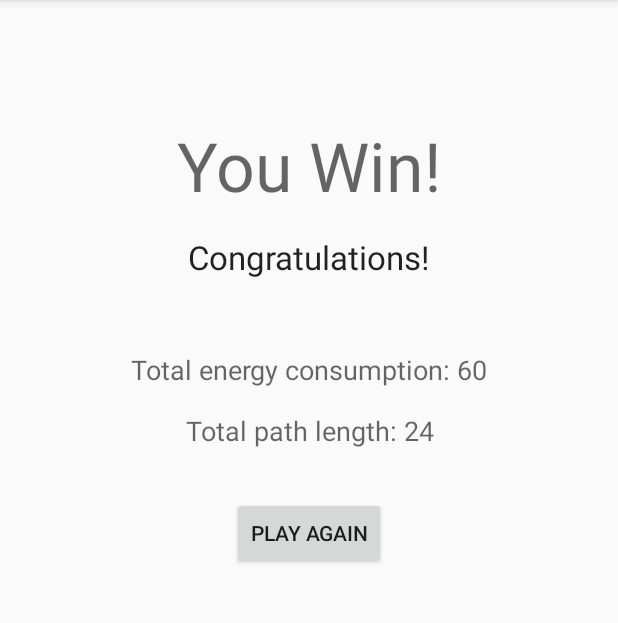
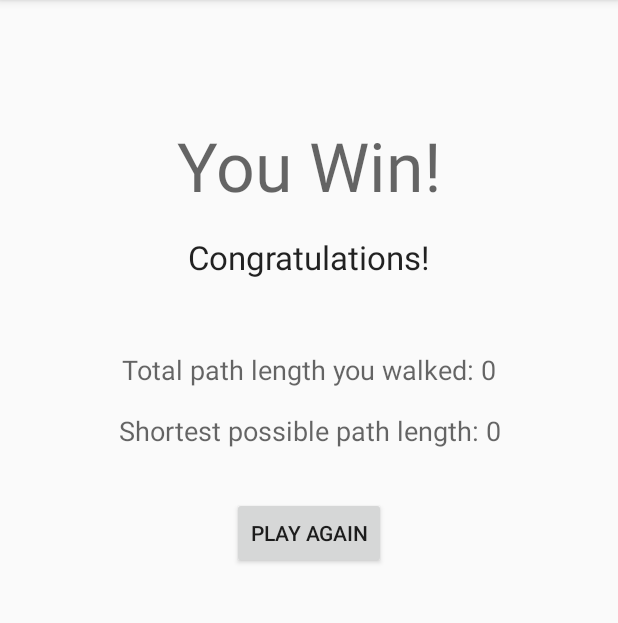
Before and after one commit to andywangyzfh/AMazeByShuhongWang, an Android app: the WinningActivity screen opened directly, with no data from a screen before it, on a phone screen of 412 x 824 dp, the part 84-707 px from its top. Run offline under Robolectric (Android 15) with nearby library versions, the phone set to English and light mode, and no system bars.

Commit message:
PlayManuallyActivity works. WinningActivity display path length.

```diff
--- a/app/src/main/java/edu/wm/cs/cs301/ShuhongWang/gui/MazePanel.java
+++ b/app/src/main/java/edu/wm/cs/cs301/ShuhongWang/gui/MazePanel.java
@@ -6,6 +6,7 @@ import android.graphics.Canvas;
 import android.graphics.Color;
 import android.graphics.Paint;
 import android.graphics.Path;
+import android.graphics.PorterDuff;
 import android.graphics.Rect;
 import android.graphics.RectF;
 import android.graphics.Typeface;
@@ -571,4 +572,11 @@ public class MazePanel extends View {
     public void setAntiAlias(boolean bool){
         paint.setAntiAlias(bool);
     }
+
+    /**
+     * The method to clear the canvas to avoid ghost image.
+     */
+    public void clearCanvas(){
+        canvas.drawColor(Color.TRANSPARENT, PorterDuff.Mode.CLEAR);
+    }
 }
--- a/app/src/main/java/edu/wm/cs/cs301/ShuhongWang/gui/PlayManuallyActivity.java
+++ b/app/src/main/java/edu/wm/cs/cs301/ShuhongWang/gui/PlayManuallyActivity.java
@@ -26,6 +26,7 @@ public class PlayManuallyActivity extends AppCompatActivity {
     private Button shortCut;
 
     private int pathLength;
+    private int shortestPathLength;
     private String log = "PlayManuallyActivity";
 //    private TextView txtMaze;
 
@@ -45,6 +46,9 @@ public class PlayManuallyActivity extends AppCompatActivity {
         maze = DataHolder.getInstance().getMazeConfig();
         statePlaying.setMazeConfiguration(maze);
         statePlaying.setPlayManuallyActivity(this);
+
+        int[] start = maze.getStartingPosition();
+        shortestPathLength = maze.getDistanceToExit(start[0], start[1]);
 
 //        txtMaze = (TextView) findViewById(R.id.txt_maze);
         setButtonForward();
@@ -235,6 +239,7 @@ public class PlayManuallyActivity extends AppCompatActivity {
     public void startWinningActivity(){
         Intent intent = new Intent(this, WinningActivity.class);
         intent.putExtra("pathLength", pathLength);
+        intent.putExtra("shortestPathLength", shortestPathLength);
         Log.v(log, "start WinningActivity. ");
         startActivity(intent);
         finish();
--- a/app/src/main/java/edu/wm/cs/cs301/ShuhongWang/gui/StatePlaying.java
+++ b/app/src/main/java/edu/wm/cs/cs301/ShuhongWang/gui/StatePlaying.java
@@ -59,6 +59,7 @@ public class StatePlaying extends DefaultState {
     //private boolean newGame = false;
 
     boolean started;
+
 
     public StatePlaying() {
         started = false;
@@ -257,6 +258,7 @@ public class StatePlaying extends DefaultState {
     		printWarning();
     		return;
     	}
+    	panel.clearCanvas();
     	// draw the first person view and the map view if wanted
     	firstPersonView.draw(panel, px, py, walkStep, angle,
     			getPercentageForDistanceToExit()) ;
@@ -466,6 +468,7 @@ public class StatePlaying extends DefaultState {
     			mazeConfig.hasWall(px, py, getCurrentDirection().oppositeDirection().rotateClockwise()) &&
     			mazeConfig.hasWall(px, py, getCurrentDirection().rotateClockwise()));
     }
+
     /////////////////////// Methods for debugging ////////////////////////////////
     /*
     private void dbg(String str) {
--- a/app/src/main/java/edu/wm/cs/cs301/ShuhongWang/gui/WinningActivity.java
+++ b/app/src/main/java/edu/wm/cs/cs301/ShuhongWang/gui/WinningActivity.java
@@ -1,13 +1,14 @@
 package edu.wm.cs.cs301.ShuhongWang.gui;
-
-import androidx.appcompat.app.AppCompatActivity;
 
 import android.content.Intent;
 import android.os.Bundle;
 import android.util.Log;
 import android.view.View;
 import android.widget.Button;
+import android.widget.TextView;
 import android.widget.Toast;
+
+import androidx.appcompat.app.AppCompatActivity;
 
 import edu.wm.cs.cs301.ShuhongWang.R;
 
@@ -15,6 +16,9 @@ public class WinningActivity extends AppCompatActivity {
     private Button playAgain;
     private String log = "WinningActivity";
     private int pathLength;
+    private int shortestPathLength;
+    private TextView txtPathLength;
+    private TextView txtIdealPathLength;
 
     @Override
     protected void onCreate(Bundle savedInstanceState) {
@@ -23,10 +27,23 @@ public class WinningActivity extends AppCompatActivity {
 
         Intent intent = getIntent();
         pathLength = intent.getIntExtra("pathLength", 0);
+        shortestPathLength = intent.getIntExtra("shortestPathLength", 0);
         Log.v(log, "Received path length: " + String.valueOf(pathLength));
         Toast.makeText(this, "Received path length: " + String.valueOf(pathLength), Toast.LENGTH_SHORT).show();
+        Toast.makeText(this, "Received shortest path length: " + String.valueOf(shortestPathLength), Toast.LENGTH_SHORT).show();
+        setText();
 
         setButtonPlayAgain();
+    }
+
+    /**
+     * set the text to display the path length.
+     */
+    private void setText() {
+        txtPathLength = findViewById(R.id.txtPathLength);
+        txtIdealPathLength = findViewById(R.id.txtIdealPathLength);
+        txtPathLength.setText("Total path length you walked: " + pathLength);
+        txtIdealPathLength.setText("Shortest possible path length: " + shortestPathLength);
     }
 
     /**
--- a/app/src/main/res/layout/activity_winning.xml
+++ b/app/src/main/res/layout/activity_winning.xml
@@ -29,7 +29,7 @@
         app:layout_constraintTop_toBottomOf="@+id/textView9" />
 
     <TextView
-        android:id="@+id/txtEnergyConsumption"
+        android:id="@+id/txtPathLength"
         android:layout_width="wrap_content"
         android:layout_height="wrap_content"
         android:layout_marginTop="48dp"
@@ -40,15 +40,15 @@
         app:layout_constraintTop_toBottomOf="@+id/textView12" />
 
     <TextView
-        android:id="@+id/txtPathLength"
+        android:id="@+id/txtIdealPathLength"
         android:layout_width="wrap_content"
         android:layout_height="wrap_content"
         android:layout_marginTop="16dp"
         android:text="Total path length: 24"
         android:textAppearance="@style/TextAppearance.AppCompat.Medium"
-        app:layout_constraintEnd_toEndOf="@+id/txtEnergyConsumption"
-        app:layout_constraintStart_toStartOf="@+id/txtEnergyConsumption"
-        app:layout_constraintTop_toBottomOf="@+id/txtEnergyConsumption" />
+        app:layout_constraintEnd_toEndOf="@+id/txtPathLength"
+        app:layout_constraintStart_toStartOf="@+id/txtPathLength"
+        app:layout_constraintTop_toBottomOf="@+id/txtPathLength" />
 
     <Button
         android:id="@+id/buttonPlayAgain"
@@ -58,6 +58,6 @@
         android:text="Play Again"
         app:layout_constraintEnd_toEndOf="parent"
         app:layout_constraintStart_toStartOf="parent"
-        app:layout_constraintTop_toBottomOf="@+id/txtPathLength" />
+        app:layout_constraintTop_toBottomOf="@+id/txtIdealPathLength" />
 
 </androidx.constraintlayout.widget.ConstraintLayout>
```
